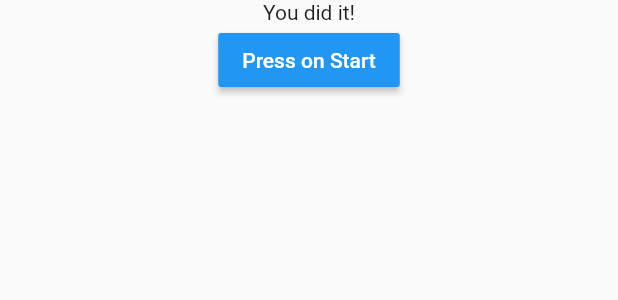
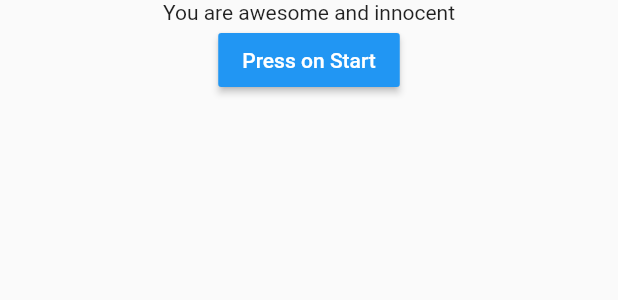
Before and after one commit to BoevMaksim/my_app, a Flutter app: the Result widget shown alone on an empty page, opened directly with empty values, on a phone screen of 412 x 824 dp. Shown: the top 300 px of the screen. Run offline on Flutter 3.47's test engine with Material 2 defaults, Android fonts, the phone set to English and light mode, and no system bars.

Commit message:
finish app

```diff
--- a/lib/answer.dart
+++ b/lib/answer.dart
@@ -2,8 +2,8 @@ import 'package:flutter/material.dart';
 
 class Answer extends StatelessWidget {
   final Function selectHandler;
-  final String textAnswer;
-  Answer(this.selectHandler, this.textAnswer);
+  final String answer;
+  Answer(this.selectHandler, this.answer);
 
   @override
   Widget build(BuildContext context) {
@@ -12,7 +12,7 @@ class Answer extends StatelessWidget {
       child: RaisedButton(
         textColor: Colors.white,
         color: Colors.blue,
-        child: Text(textAnswer),
+        child: Text(answer),
         onPressed: selectHandler,
       ),
     );
--- a/lib/main.dart
+++ b/lib/main.dart
@@ -17,32 +17,52 @@ class MyApp extends StatefulWidget {
 class _MyAppState extends State<MyApp> {
   final questions = const [
     {
-      'question': 'What\'s your favorite color?',
-      'answer': ['black', 'whit', 'blue', 'red']
+      'questionText': 'What\'s your favorite color?',
+      'answers': [
+        {'text': 'Black', 'score': 10},
+        {'text': 'Red', 'score': 5},
+        {'text': 'Green', 'score': 3},
+        {'text': 'White', 'score': 1},
+      ],
     },
     {
-      'question': 'What\'s your favorite animal?',
-      'answer': ['lion', 'rabbit', 'dog', 'cat']
+      'questionText': 'What\'s your favorite animal?',
+      'answers': [
+        {'text': 'Rabbit', 'score': 3},
+        {'text': 'Snake', 'score': 11},
+        {'text': 'Elephant', 'score': 5},
+        {'text': 'Lion', 'score': 9},
+      ],
     },
     {
-      'question': 'What\'s your favorite car?',
-      'answer': ['BMW', 'Volvo', 'Toyota', 'Ford']
-    }
+      'questionText': 'Who\'s your favorite car?',
+      'answers': [
+        {'text': 'BMW', 'score': 1},
+        {'text': 'Toyota', 'score': 2},
+        {'text': 'Volvo', 'score': 5},
+        {'text': 'Ford', 'score': 3},
+      ],
+    },
   ];
 
   var _questionIndex = 0;
+  var _totalScore = 0;
 
-  void _answerQuestion() {
+  void _answerQuestion(int score) {
+    _totalScore += score;
+
     setState(() {
       _questionIndex = _questionIndex + 1;
     });
-    print(_questionIndex);
   }
-void _funcState () {
-   setState(() {
+
+  void _funcState() {
+    setState(() {
       _questionIndex = 0;
+      _totalScore = 0;
     });
-}
+  }
+
   @override
   Widget build(BuildContext context) {
     return MaterialApp(
@@ -56,7 +76,7 @@ void _funcState () {
                 questionIndex: _questionIndex,
                 answerQuestion: _answerQuestion,
               )
-            : Result(_funcState)
+            : Result(_funcState, _totalScore),
       ),
     );
   }
--- a/lib/result.dart
+++ b/lib/result.dart
@@ -3,8 +3,24 @@ import 'package:flutter/material.dart';
 class Result extends StatelessWidget {
 
   final Function funcState;
+  final int resultScore;
 
-  Result(this.funcState);
+  Result(this.funcState, this.resultScore);
+
+  String get resultGeter {
+    var resultText = 'You did it!';
+    if(resultScore <= 8){
+      resultText = 'You are awesome and innocent ';
+    } else if (resultScore <= 12){
+resultText = 'Pretty likeable';
+    }else if (resultScore <= 16){
+      resultText = 'You are ... strenge!';
+    }else {
+      resultText = 'You are so bad!';
+    }
+    return resultText;
+  }
+
   @override
   Widget build(BuildContext context) {
     return Column(
@@ -13,7 +29,7 @@ class Result extends StatelessWidget {
                     width: double.infinity,
                     child: Column(
                       children: <Widget>[
-                        Text('You did it!', textAlign: TextAlign.center),
+                        Text(resultGeter, textAlign: TextAlign.center),
                         RaisedButton(
                           textColor: Colors.white,
                           color: Colors.blue,
```
Also changed, not shown: lib/quiz.dart (+11 -11 lines), 1 other file.
